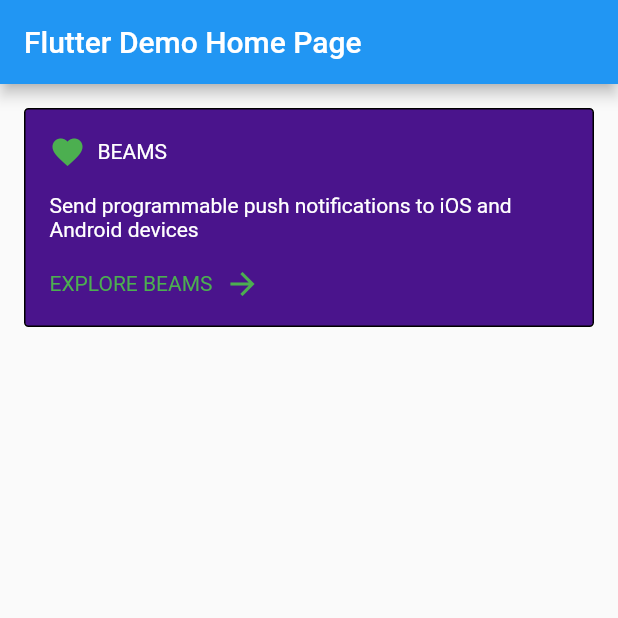
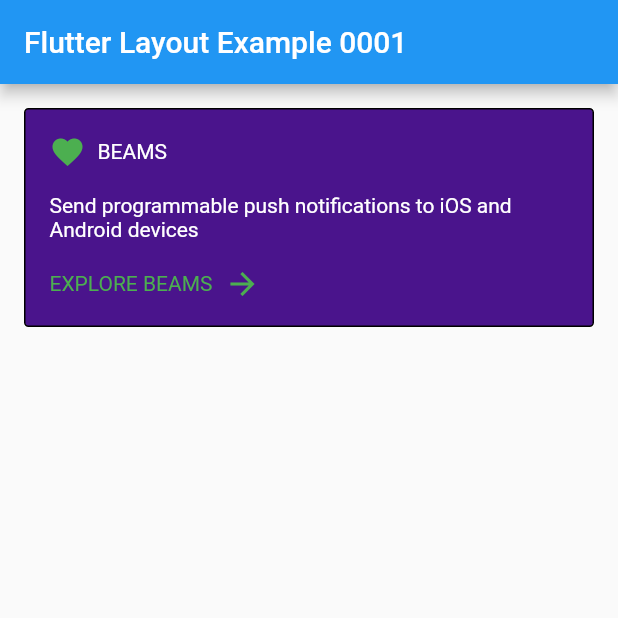
Before and after one commit to teddichiiwa/flutter_layout_example_0001, a Flutter app: the screen it shows after launch, on a phone screen of 412 x 824 dp, the top half of it. Run offline on Flutter 3.47's test engine with Material 2 defaults, Android fonts, the phone set to English and light mode, and no system bars.

Commit message:
Change example title

```diff
--- a/lib/main.dart
+++ b/lib/main.dart
@@ -11,7 +11,7 @@ class MyApp extends StatelessWidget {
       theme: ThemeData(
         primarySwatch: Colors.blue,
       ),
-      home: MyHomePage(title: 'Flutter Demo Home Page'),
+      home: MyHomePage(title: 'Flutter Layout Example 0001'),
     );
   }
 }
```
